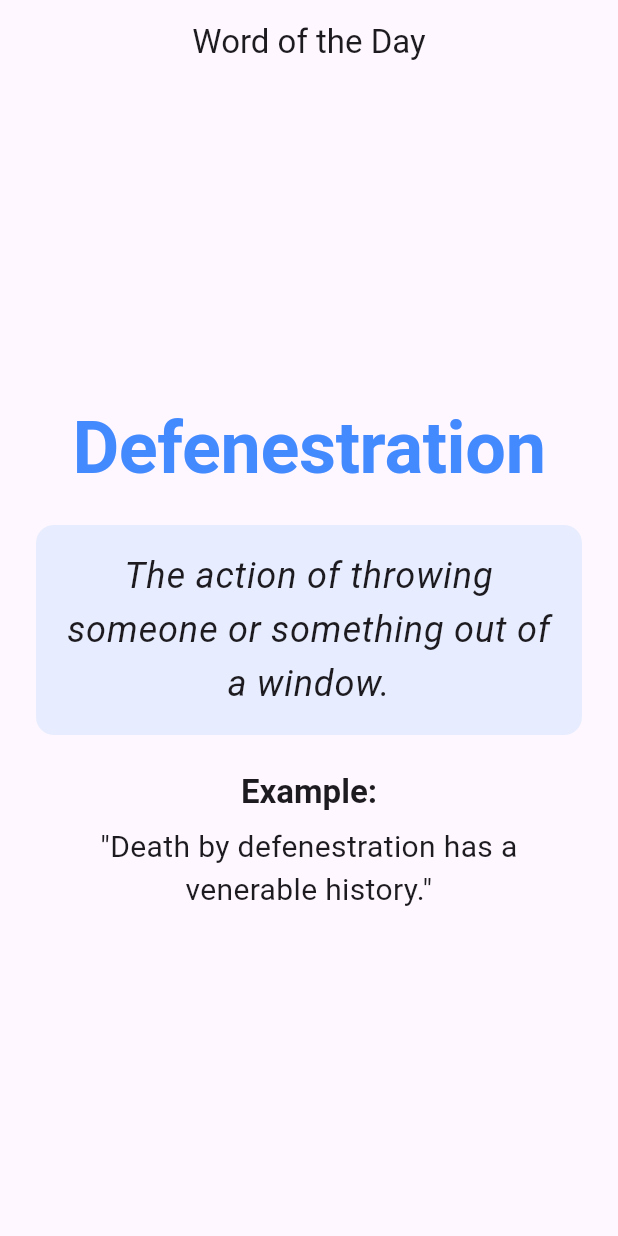
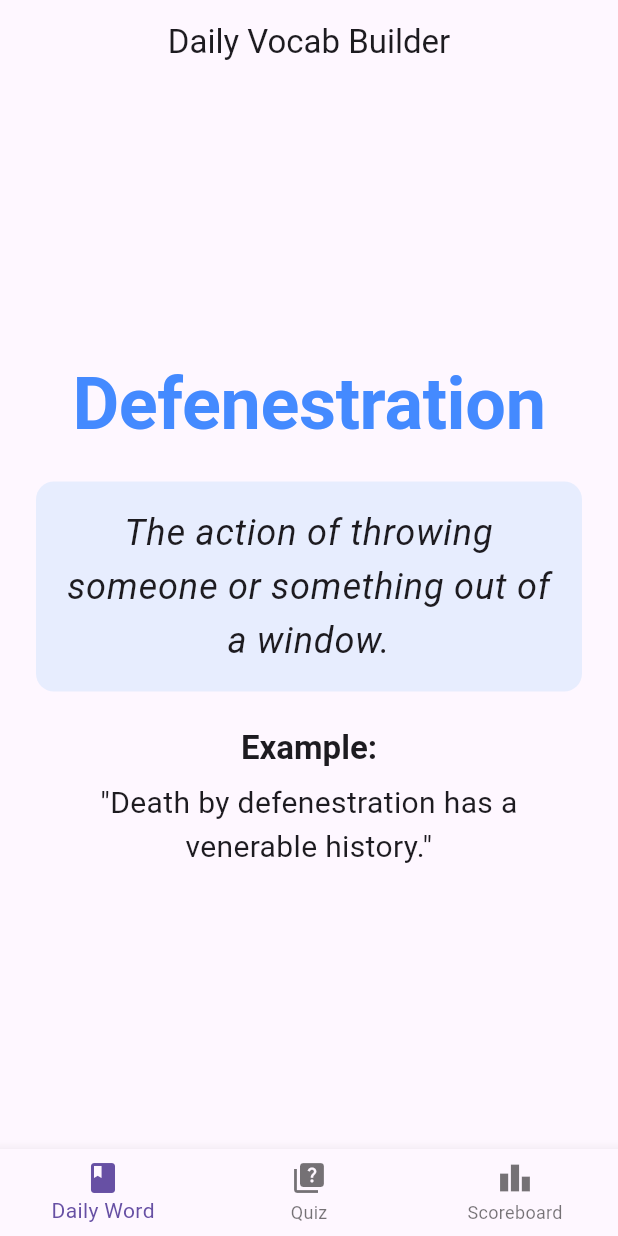
Before and after one commit to Rudrabhishek1/yoboi, a Flutter app: the screen it shows after launch, on a phone screen of 412 x 824 dp. Run offline on Flutter 3.47's test engine with Material 3 defaults, Android fonts, the phone set to English and light mode, and no system bars; our stand-ins replace firebase_core, firebase_remote_config, flutter_riverpod, google_mobile_ads, math_expressions, shared_preferences; missing offline and left inert: units_converter; accounts and stored records are empty; network calls fail.

```diff
--- /dev/null
+++ b/daily_vocab_builder/lib/daily_word_page.dart
@@ -0,0 +1,135 @@
+import 'package:flutter/material.dart';
+import 'package:shared_preferences/shared_preferences.dart';
+import 'package:google_mobile_ads/google_mobile_ads.dart';
+import 'dart:math';
+
+import 'vocabulary_list.dart';
+
+class DailyWordPage extends StatefulWidget {
+  const DailyWordPage({Key? key}) : super(key: key);
+
+  @override
+  _DailyWordPageState createState() => _DailyWordPageState();
+}
+
+class _DailyWordPageState extends State<DailyWordPage> {
+  VocabWord? _currentWord;
+  BannerAd? _bannerAd;
+  bool _isAdLoaded = false;
+
+  @override
+  void initState() {
+    super.initState();
+    _loadDailyWord();
+    _loadBannerAd();
+  }
+
+  Future<void> _loadDailyWord() async {
+    final prefs = await SharedPreferences.getInstance();
+    final today = DateTime.now();
+    final todayString = "${today.year}-${today.month}-${today.day}";
+
+    final lastSavedDate = prefs.getString('lastSavedDate');
+    int wordIndex;
+
+    if (lastSavedDate == todayString) {
+      wordIndex = prefs.getInt('currentWordIndex') ?? 0;
+    } else {
+      final random = Random();
+      wordIndex = random.nextInt(vocabularyList.length);
+
+      await prefs.setString('lastSavedDate', todayString);
+      await prefs.setInt('currentWordIndex', wordIndex);
+    }
+
+    setState(() {
+      _currentWord = vocabularyList[wordIndex];
+    });
+  }
+
+  void _loadBannerAd() {
+    // Android test banner ad unit ID
+    final String adUnitId = 'ca-app-pub-3940256099942544/6300978111';
+
+    _bannerAd = BannerAd(
+      adUnitId: adUnitId,
+      size: AdSize.banner,
+      request: const AdRequest(),
+      listener: BannerAdListener(
+        onAdLoaded: (_) {
+          setState(() {
+            _isAdLoaded = true;
+          });
+        },
+        onAdFailedToLoad: (ad, error) {
+          ad.dispose();
+          debugPrint('Ad failed to load: $error');
+        },
+      ),
+    )..load();
+  }
+
+  @override
+  void dispose() {
+    _bannerAd?.dispose();
+    super.dispose();
+  }
+
+  @override
+  Widget build(BuildContext context) {
+    return Column(
+      children: [
+        Expanded(
+          child: _currentWord == null
+              ? const Center(child: CircularProgressIndicator())
+              : Padding(
+                  padding: const EdgeInsets.all(24.0),
+                  child: Column(
+                    mainAxisAlignment: MainAxisAlignment.center,
+                    crossAxisAlignment: CrossAxisAlignment.stretch,
+                    children: [
+                      Text(
+                        _currentWord!.word,
+                        style: Theme.of(context).textTheme.displayLarge,
+                        textAlign: TextAlign.center,
+                      ),
+                      const SizedBox(height: 24),
+                      Container(
+                        padding: const EdgeInsets.all(16),
+                        decoration: BoxDecoration(
+                          color: Colors.blue.withOpacity(0.1),
+                          borderRadius: BorderRadius.circular(12),
+                        ),
+                        child: Text(
+                          _currentWord!.definition,
+                          style: Theme.of(context).textTheme.bodyLarge,
+                          textAlign: TextAlign.center,
+                        ),
+                      ),
+                      const SizedBox(height: 24),
+                      Text(
+                        'Example:',
+                        style: Theme.of(context).textTheme.titleLarge?.copyWith(fontWeight: FontWeight.bold),
+                        textAlign: TextAlign.center,
+                      ),
+                      const SizedBox(height: 8),
+                      Text(
+                        '"${_currentWord!.example}"',
+                        style: Theme.of(context).textTheme.bodyMedium,
+                        textAlign: TextAlign.center,
+                      ),
+                    ],
+                  ),
+                ),
+        ),
+        if (_isAdLoaded && _bannerAd != null)
+          Container(
+            alignment: Alignment.center,
+            width: _bannerAd!.size.width.toDouble(),
+            height: _bannerAd!.size.height.toDouble(),
+            child: AdWidget(ad: _bannerAd!),
+          ),
+      ],
+    );
+  }
+}
--- a/daily_vocab_builder/lib/main.dart
+++ b/daily_vocab_builder/lib/main.dart
@@ -1,9 +1,9 @@
 import 'package:flutter/material.dart';
-import 'package:shared_preferences/shared_preferences.dart';
 import 'package:google_mobile_ads/google_mobile_ads.dart';
-import 'dart:math';
 
-import 'vocabulary_list.dart';
+import 'daily_word_page.dart';
+import 'quiz_page.dart';
+import 'scoreboard_page.dart';
 
 void main() {
   WidgetsFlutterBinding.ensureInitialized();
@@ -27,146 +27,58 @@ class DailyVocabApp extends StatelessWidget {
           bodyMedium: TextStyle(fontSize: 20),
         ),
       ),
-      home: const VocabHomePage(),
+      home: const MainNavigationScreen(),
     );
   }
 }
 
-class VocabHomePage extends StatefulWidget {
-  const VocabHomePage({Key? key}) : super(key: key);
+class MainNavigationScreen extends StatefulWidget {
+  const MainNavigationScreen({Key? key}) : super(key: key);
 
   @override
-  _VocabHomePageState createState() => _VocabHomePageState();
+  _MainNavigationScreenState createState() => _MainNavigationScreenState();
 }
 
-class _VocabHomePageState extends State<VocabHomePage> {
-  VocabWord? _currentWord;
-  BannerAd? _bannerAd;
-  bool _isAdLoaded = false;
+class _MainNavigationScreenState extends State<MainNavigationScreen> {
+  int _currentIndex = 0;
 
-  @override
-  void initState() {
-    super.initState();
-    _loadDailyWord();
-    _loadBannerAd();
-  }
-
-  Future<void> _loadDailyWord() async {
-    final prefs = await SharedPreferences.getInstance();
-    final today = DateTime.now();
-    final todayString = "${today.year}-${today.month}-${today.day}";
-
-    final lastSavedDate = prefs.getString('lastSavedDate');
-    int wordIndex;
-
-    if (lastSavedDate == todayString) {
-      // Load the already selected word for today
-      wordIndex = prefs.getInt('currentWordIndex') ?? 0;
-    } else {
-      // Pick a new word (either random or sequential; we use random for variation)
-      final random = Random();
-      wordIndex = random.nextInt(vocabularyList.length);
-
-      // Save for today
-      await prefs.setString('lastSavedDate', todayString);
-      await prefs.setInt('currentWordIndex', wordIndex);
-    }
-
-    setState(() {
-      _currentWord = vocabularyList[wordIndex];
-    });
-  }
-
-  void _loadBannerAd() {
-    // Note: This is a test ad unit ID. Replace with your actual Ad unit ID for production.
-    final String adUnitId = 'ca-app-pub-3940256099942544/6300978111'; // Android test banner ad unit ID
-
-    _bannerAd = BannerAd(
-      adUnitId: adUnitId,
-      size: AdSize.banner,
-      request: const AdRequest(),
-      listener: BannerAdListener(
-        onAdLoaded: (_) {
-          setState(() {
-            _isAdLoaded = true;
-          });
-        },
-        onAdFailedToLoad: (ad, error) {
-          ad.dispose();
-          print('Ad failed to load: $error');
-        },
-      ),
-    )..load();
-  }
-
-  @override
-  void dispose() {
-    _bannerAd?.dispose();
-    super.dispose();
-  }
+  final List<Widget> _pages = [
+    const DailyWordPage(),
+    const QuizPage(),
+    const ScoreboardPage(),
+  ];
 
   @override
   Widget build(BuildContext context) {
     return Scaffold(
       appBar: AppBar(
-        title: const Text('Word of the Day'),
+        title: const Text('Daily Vocab Builder'),
         centerTitle: true,
       ),
       body: SafeArea(
-        child: Column(
-          children: [
-            Expanded(
-              child: _currentWord == null
-                  ? const Center(child: CircularProgressIndicator())
-                  : Padding(
-                      padding: const EdgeInsets.all(24.0),
-                      child: Column(
-                        mainAxisAlignment: MainAxisAlignment.center,
-                        crossAxisAlignment: CrossAxisAlignment.stretch,
-                        children: [
-                          Text(
-                            _currentWord!.word,
-                            style: Theme.of(context).textTheme.displayLarge,
-                            textAlign: TextAlign.center,
-                          ),
-                          const SizedBox(height: 24),
-                          Container(
-                            padding: const EdgeInsets.all(16),
-                            decoration: BoxDecoration(
-                              color: Colors.blue.withOpacity(0.1),
-                              borderRadius: BorderRadius.circular(12),
-                            ),
-                            child: Text(
-                              _currentWord!.definition,
-                              style: Theme.of(context).textTheme.bodyLarge,
-                              textAlign: TextAlign.center,
-                            ),
-                          ),
-                          const SizedBox(height: 24),
-                          Text(
-                            'Example:',
-                            style: Theme.of(context).textTheme.titleLarge?.copyWith(fontWeight: FontWeight.bold),
-                            textAlign: TextAlign.center,
-                          ),
-                          const SizedBox(height: 8),
-                          Text(
-                            '"${_currentWord!.example}"',
-                            style: Theme.of(context).textTheme.bodyMedium,
-                            textAlign: TextAlign.center,
-                          ),
-                        ],
-                      ),
-                    ),
-            ),
-            if (_isAdLoaded && _bannerAd != null)
-              Container(
-                alignment: Alignment.center,
-                width: _bannerAd!.size.width.toDouble(),
-                height: _bannerAd!.size.height.toDouble(),
-                child: AdWidget(ad: _bannerAd!),
-              ),
-          ],
-        ),
+        child: _pages[_currentIndex],
+      ),
+      bottomNavigationBar: BottomNavigationBar(
+        currentIndex: _currentIndex,
+        onTap: (index) {
+          setState(() {
+            _currentIndex = index;
+          });
+        },
+        items: const [
+          BottomNavigationBarItem(
+            icon: Icon(Icons.book),
+            label: 'Daily Word',
+          ),
+          BottomNavigationBarItem(
+            icon: Icon(Icons.quiz),
+            label: 'Quiz',
+          ),
+          BottomNavigationBarItem(
+            icon: Icon(Icons.leaderboard),
+            label: 'Scoreboard',
+          ),
+        ],
       ),
     );
   }
```
Also changed, not shown: daily_vocab_builder/lib/quiz_page.dart (added, +172 -0 lines), daily_vocab_builder/lib/score_manager.dart (added, +16 -0 lines), daily_vocab_builder/lib/scoreboard_page.dart (added, +58 -0 lines), 1 other file.
